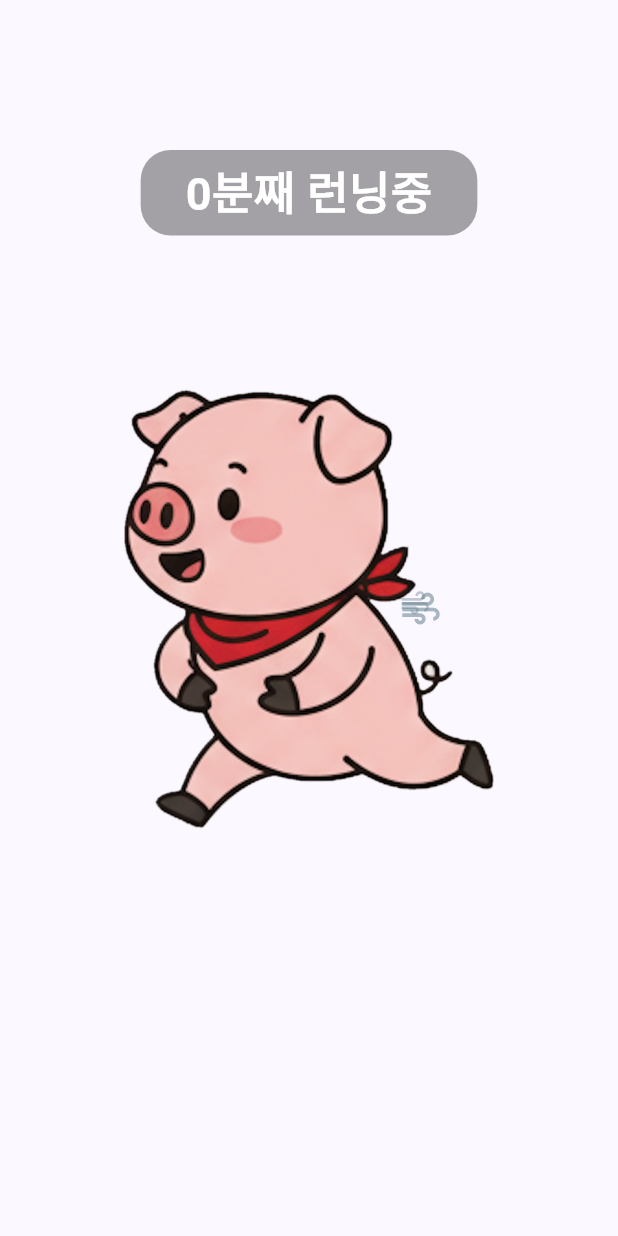
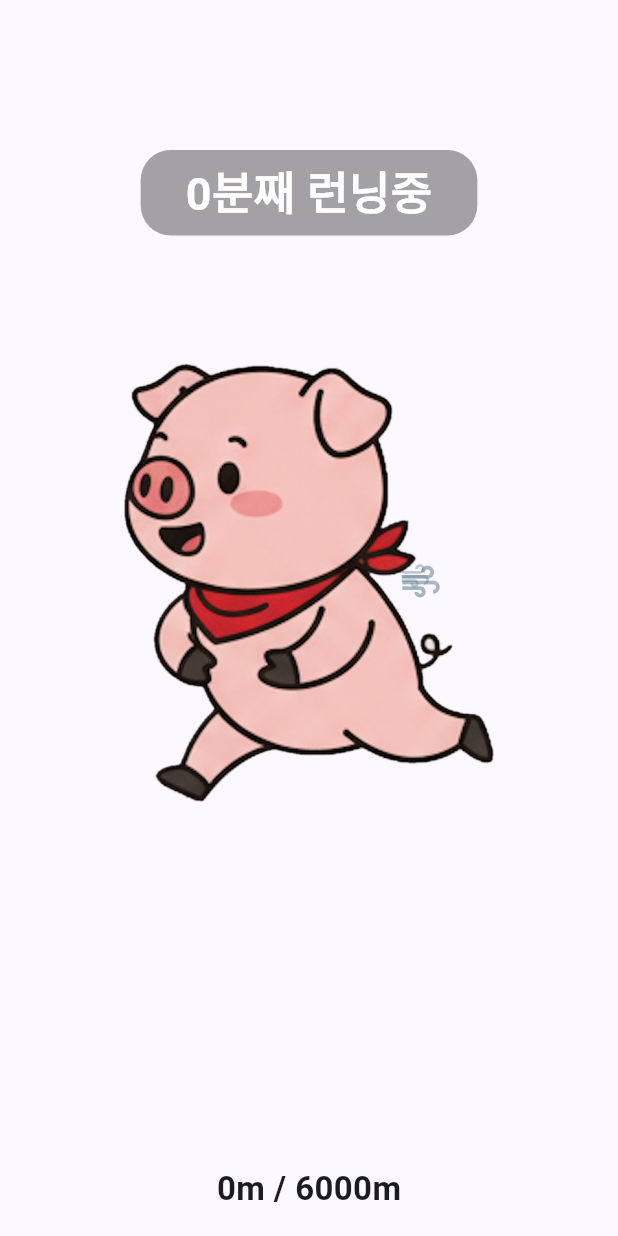
Before and after one commit to SonMyeongJin/Flutter_RunTungTung, a Flutter app: the screen it shows after launch, after a tap on "달리기", on a phone screen of 412 x 824 dp. Run offline on Flutter 3.47's test engine with Material 3 defaults, Android fonts, the light colour scheme and no system bars; our stand-ins replace geolocator.

Commit message:
[Feat:] 달리기 페이지 하단에 몇미터 달린지 표기

```diff
--- a/lib/run.dart
+++ b/lib/run.dart
@@ -1,5 +1,6 @@
 import 'dart:async';
 import 'package:flutter/material.dart';
+import 'package:geolocator/geolocator.dart';
 
 class RunScreen extends StatefulWidget {
   const RunScreen({super.key});
@@ -13,6 +14,10 @@ class _RunScreenState extends State<RunScreen> with SingleTickerProviderStateMix
   Timer? _timer;
   int _frame = 0; // 0 or 1
   late final DateTime _startAt;
+  static const int _goalMeters = 6000;
+  double _distanceMeters = 0;
+  Position? _lastPos;
+  StreamSubscription<Position>? _posSub;
 
   // Wind animation
   late final AnimationController _windController;
@@ -43,13 +48,57 @@ class _RunScreenState extends State<RunScreen> with SingleTickerProviderStateMix
     _windFade1 = CurvedAnimation(parent: _windController, curve: Curves.easeInOut);
     _windFade2 = CurvedAnimation(parent: _windController, curve: const Interval(0.2, 1.0, curve: Curves.easeInOut));
     _windController.repeat(reverse: true);
+
+  _startDistanceTracking();
   }
 
   @override
   void dispose() {
     _timer?.cancel();
+    _posSub?.cancel();
     _windController.dispose();
     super.dispose();
+  }
+
+  Future<void> _startDistanceTracking() async {
+    try {
+      var perm = await Geolocator.checkPermission();
+      if (perm == LocationPermission.denied) {
+        perm = await Geolocator.requestPermission();
+      }
+      if (perm == LocationPermission.denied || perm == LocationPermission.deniedForever) {
+        return;
+      }
+
+      const settings = LocationSettings(
+        accuracy: LocationAccuracy.best,
+        distanceFilter: 3, // 최소 3m 이동 시 업데이트
+      );
+
+      _posSub = Geolocator.getPositionStream(locationSettings: settings).listen((pos) {
+        if (_lastPos == null) {
+          _lastPos = pos;
+          return;
+        }
+        final d = Geolocator.distanceBetween(
+          _lastPos!.latitude,
+          _lastPos!.longitude,
+          pos.latitude,
+          pos.longitude,
+        );
+        // 잡음 방지: 너무 큰 점프는 무시, 0.3m 이하 미세 이동 무시
+        if (d.isFinite && d > 0.3 && d < 100) {
+          setState(() {
+            _distanceMeters += d;
+            _lastPos = pos;
+          });
+        } else {
+          _lastPos = pos;
+        }
+      });
+    } catch (_) {
+      // ignore errors (권한/센서 이슈 등)
+    }
   }
 
   @override
@@ -137,6 +186,16 @@ class _RunScreenState extends State<RunScreen> with SingleTickerProviderStateMix
               ),
             ),
           ),
+          Padding(
+            padding: const EdgeInsets.only(bottom: 4),
+            child: Text(
+              '${_distanceMeters.toStringAsFixed(0)}m / ${_goalMeters}m',
+              style: const TextStyle(
+                fontSize: 22,
+                fontWeight: FontWeight.w700,
+              ),
+            ),
+          ),
           const SafeArea(child: SizedBox(height: 12)),
         ],
       ),
```
